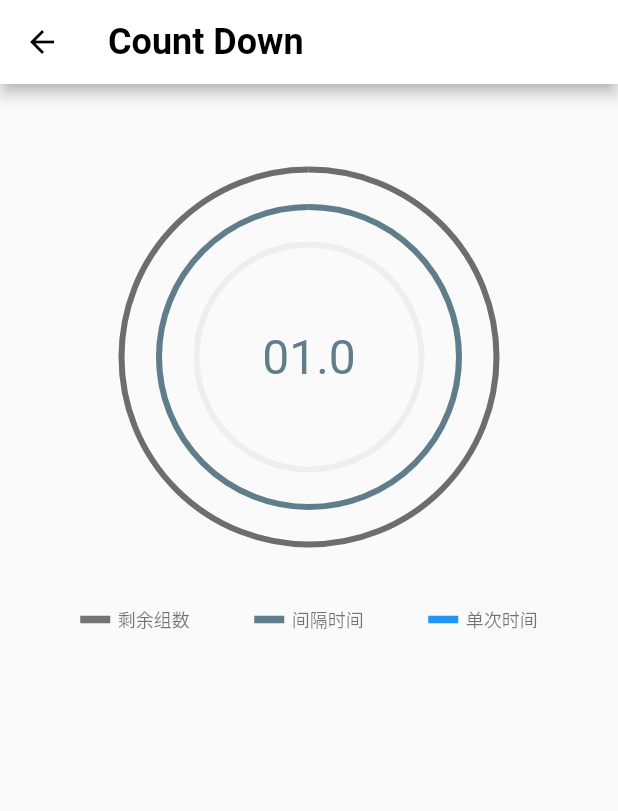
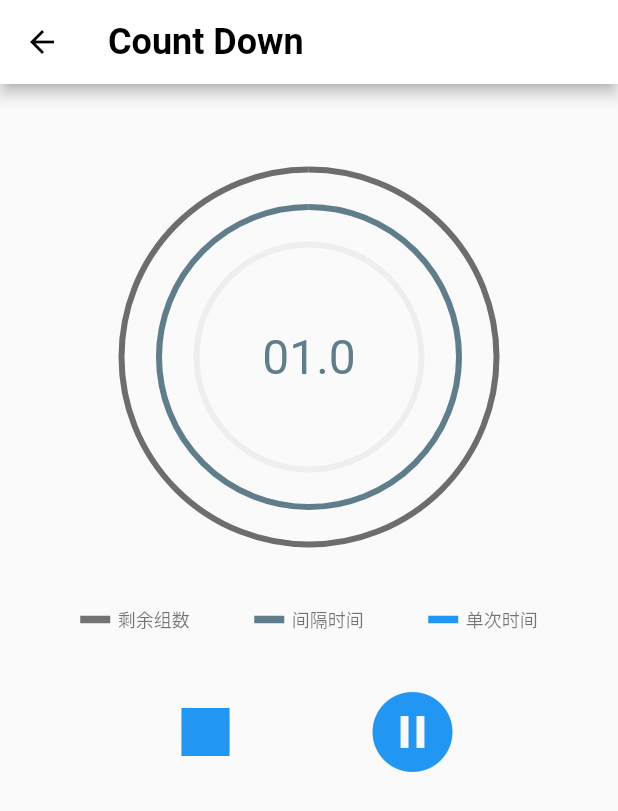
Before and after one commit to 18581489108/flutter-timer, a Flutter app: the screen it shows after launch, after a tap on the "play circle filled" icon, on a phone screen of 412 x 824 dp. Shown: the top 811 px of the screen. Run offline on Flutter 3.47's test engine with Material 2 defaults, Android fonts, the phone set to English and light mode, and no system bars; Roboto replaces fonts that are missing (Corben).

Commit message:
添加了倒计时界面的按钮组

```diff
--- a/lib/screens/countdownPage.dart
+++ b/lib/screens/countdownPage.dart
@@ -30,6 +30,9 @@ class _CountdownContainer extends StatefulWidget {
 
   @override
   _CountdownContainerState createState() => _CountdownContainerState();
+  void test() {
+
+  }
 }
 
 class _CountdownContainerState extends State<_CountdownContainer> {
@@ -95,6 +98,7 @@ class _CountdownContainerState extends State<_CountdownContainer> {
       child: Column(
         children: <Widget>[
           _buildDisplayArea(),
+          _buldButtons(),
         ],
       ),
     );
@@ -216,6 +220,46 @@ class _CountdownContainerState extends State<_CountdownContainer> {
     return '$integerPart.$decimalPart';
 
   }
+
+   /// 构建按钮区域
+  Widget _buldButtons() {
+    return Container(
+      height: 100.0,
+      //color: Colors.blueGrey,
+      child: Stack(
+        children: <Widget>[
+          Positioned(
+            top: 10,
+            left: 65,
+            child: IconButton(
+              icon: Icon(
+                Icons.stop,
+              ),
+              color: Colors.blue,
+              iconSize: 64,
+              onPressed: () {
+              },
+            ),
+          ),
+          Positioned(
+            top: 10,
+            right: 65,
+            child: IconButton(
+              icon: Icon(
+                Icons.pause_circle_filled,
+              ),
+              color: Colors.blue,
+              iconSize: 64,
+              onPressed: () {
+                // TODO 暂停功能
+              },
+            ),
+          ),
+        ],
+      ),
+    );
+  }
+
   @override
   void dispose() {
     _countdownTimer?.cancel();
--- a/lib/screens/timerInputPage.dart
+++ b/lib/screens/timerInputPage.dart
@@ -174,21 +174,6 @@ class _TimerInputPageState extends State<TimerInputPage> {
               },
             ),
           ),
-
-          /*
-          Expanded(
-              flex: 1,
-              child: Align(
-                alignment: Alignment.topRight,
-                child: IconButton(
-                  icon: Icon(
-                    Icons.play_circle_filled,
-                    size: 64,
-                    color: Colors.blue,
-                  ),
-                  onPressed: () {},
-                ),
-              )),*/
         ],
       ),
     );
```
